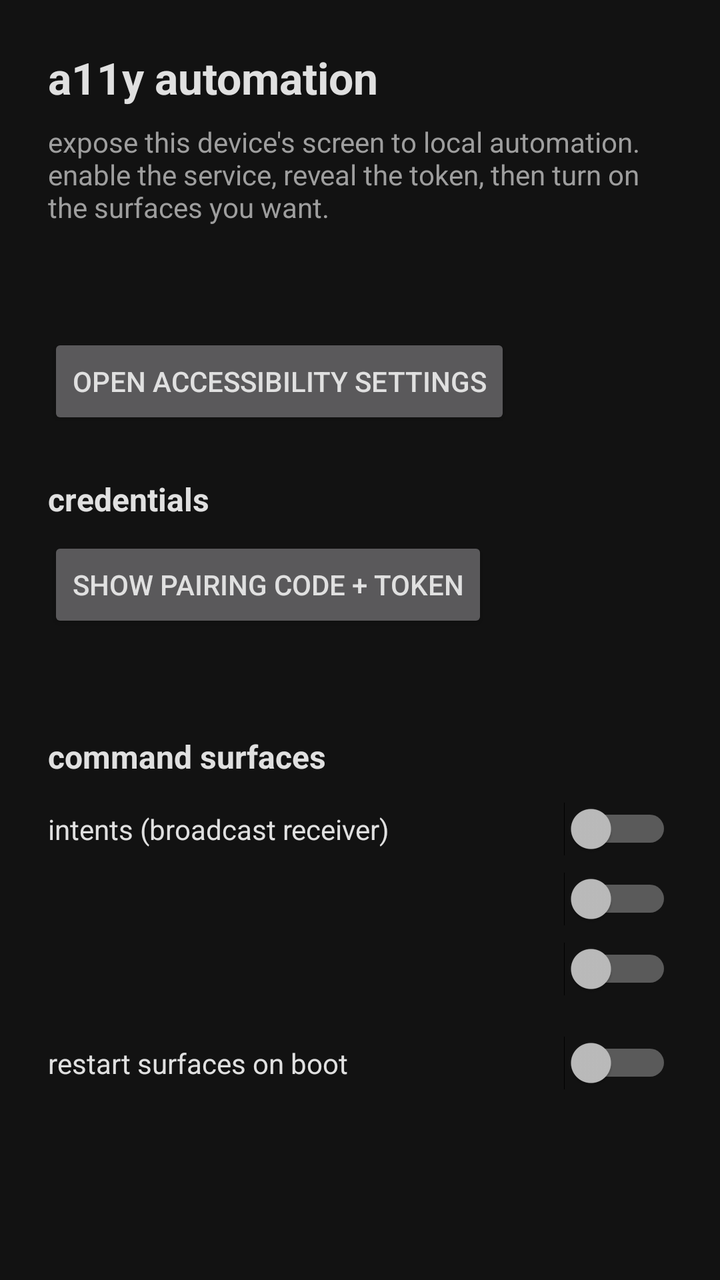
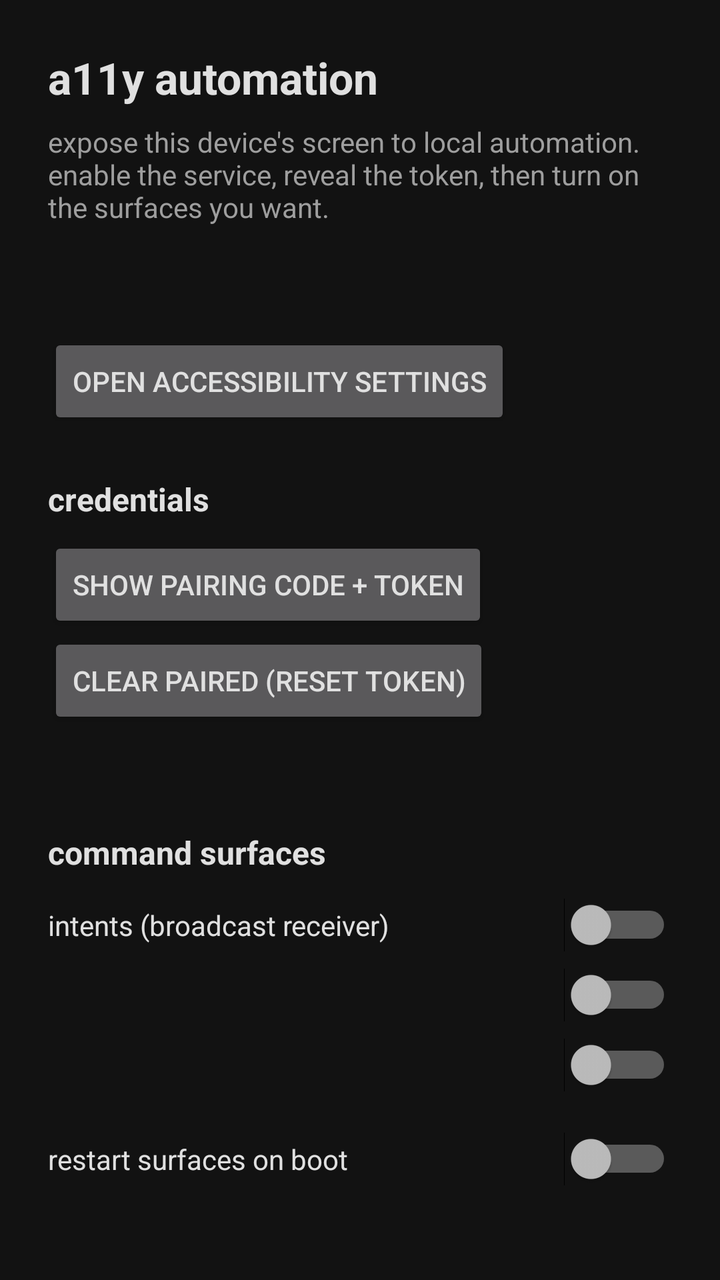

Two renders of the same Android screen: before a commit and after it. Below are the layout's source before the change and the commit's diff.
<!-- AndroidManifest.xml: application theme AppTheme -->
<!-- res/layout/activity_main.xml -->
<?xml version="1.0" encoding="utf-8"?>
<ScrollView xmlns:android="http://schemas.android.com/apk/res/android"
    android:layout_width="match_parent"
    android:layout_height="match_parent"
    android:fillViewport="true">

    <LinearLayout
        android:layout_width="match_parent"
        android:layout_height="wrap_content"
        android:orientation="vertical"
        android:padding="24dp">

        <TextView
            android:layout_width="wrap_content"
            android:layout_height="wrap_content"
            android:text="@string/app_name"
            android:textColor="@color/fg"
            android:textSize="22sp"
            android:textStyle="bold"
            android:paddingBottom="8dp" />

        <TextView
            android:layout_width="match_parent"
            android:layout_height="wrap_content"
            android:text="@string/intro"
            android:textColor="@color/muted"
            android:paddingBottom="24dp" />

        <TextView
            android:id="@+id/service_status"
            android:layout_width="wrap_content"
            android:layout_height="wrap_content"
            android:textColor="@color/fg"
            android:textSize="16sp"
            android:paddingBottom="8dp" />

        <Button
            android:id="@+id/open_settings"
            android:layout_width="wrap_content"
            android:layout_height="wrap_content"
            android:text="@string/open_settings"
            android:layout_marginBottom="24dp" />

        <TextView
            android:layout_width="wrap_content"
            android:layout_height="wrap_content"
            android:text="@string/creds_title"
            android:textColor="@color/fg"
            android:textSize="16sp"
            android:textStyle="bold"
            android:paddingBottom="8dp" />

        <Button
            android:id="@+id/show_creds"
            android:layout_width="wrap_content"
            android:layout_height="wrap_content"
            android:text="@string/show_creds" />

        <TextView
            android:id="@+id/creds"
            android:layout_width="match_parent"
            android:layout_height="wrap_content"
            android:textColor="@color/accent"
            android:textSize="14sp"
            android:fontFamily="monospace"
            android:textIsSelectable="true"
            android:paddingTop="8dp"
            android:layout_marginBottom="24dp" />

        <TextView
            android:layout_width="wrap_content"
            android:layout_height="wrap_content"
            android:text="@string/surfaces_title"
            android:textColor="@color/fg"
            android:textSize="16sp"
            android:textStyle="bold"
            android:paddingBottom="8dp" />

        <Switch
            android:id="@+id/sw_intents"
            android:layout_width="match_parent"
            android:layout_height="wrap_content"
            android:text="@string/sw_intents"
            android:textColor="@color/fg"
            android:paddingVertical="8dp" />

        <Switch
            android:id="@+id/sw_http"
            android:layout_width="match_parent"
            android:layout_height="wrap_content"
            android:textColor="@color/fg"
            android:paddingVertical="8dp" />

        <Switch
            android:id="@+id/sw_mcp"
            android:layout_width="match_parent"
            android:layout_height="wrap_content"
            android:textColor="@color/fg"
            android:paddingVertical="8dp" />

        <Switch
            android:id="@+id/sw_boot"
            android:layout_width="match_parent"
            android:layout_height="wrap_content"
            android:text="@string/boot"
            android:textColor="@color/fg"
            android:layout_marginTop="16dp" />

    </LinearLayout>
</ScrollView>
<!-- resources referenced by this layout -->
<resources>
  <color name="accent">#4CAF50</color>
  <color name="fg">#E0E0E0</color>
  <color name="muted">#9E9E9E</color>
  <string name="app_name">a11y automation</string>
  <string name="boot">restart surfaces on boot</string>
  <string name="creds_title">credentials</string>
  <string name="intro">expose this device\'s screen to local automation. enable the service, reveal the token, then turn on the surfaces you want.</string>
  <string name="open_settings">open accessibility settings</string>
  <string name="show_creds">show pairing code + token</string>
  <string name="surfaces_title">command surfaces</string>
  <string name="sw_intents">intents (broadcast receiver)</string>
  <style name="AppTheme" parent="@android:style/Theme.Material">
          <item name="android:colorBackground">@color/bg</item>
          <item name="android:windowBackground">@color/bg</item>
          <item name="android:textColorPrimary">@color/fg</item>
          <item name="android:textColorSecondary">@color/muted</item>
          <item name="android:colorAccent">@color/accent</item>
      </style>
  <color name="bg">#121212</color>
</resources>

<!-- the commit's change to res/layout/activity_main.xml (unified diff, before → after) -->
@@ -56,6 +56,12 @@
             android:layout_height="wrap_content"
             android:text="@string/show_creds" />
 
+        <Button
+            android:id="@+id/clear_paired"
+            android:layout_width="wrap_content"
+            android:layout_height="wrap_content"
+            android:text="@string/clear_paired" />
+
         <TextView
             android:id="@+id/creds"
             android:layout_width="match_parent"
<!-- resource entries referenced after the edit -->
@@ -5,6 +5,7 @@
   <color name="muted">#9E9E9E</color>
   <string name="app_name">a11y automation</string>
   <string name="boot">restart surfaces on boot</string>
+  <string name="clear_paired">clear paired (reset token)</string>
   <string name="creds_title">credentials</string>
   <string name="intro">expose this device\'s screen to local automation. enable the service, reveal the token, then turn on the surfaces you want.</string>
   <string name="open_settings">open accessibility settings</string>
